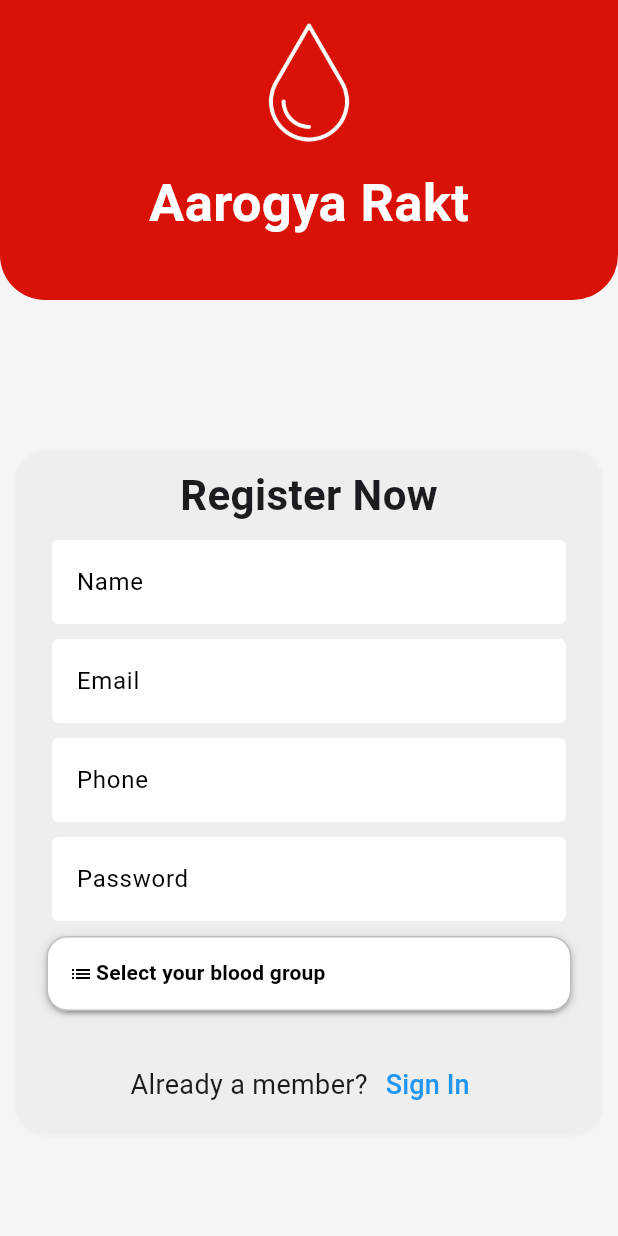
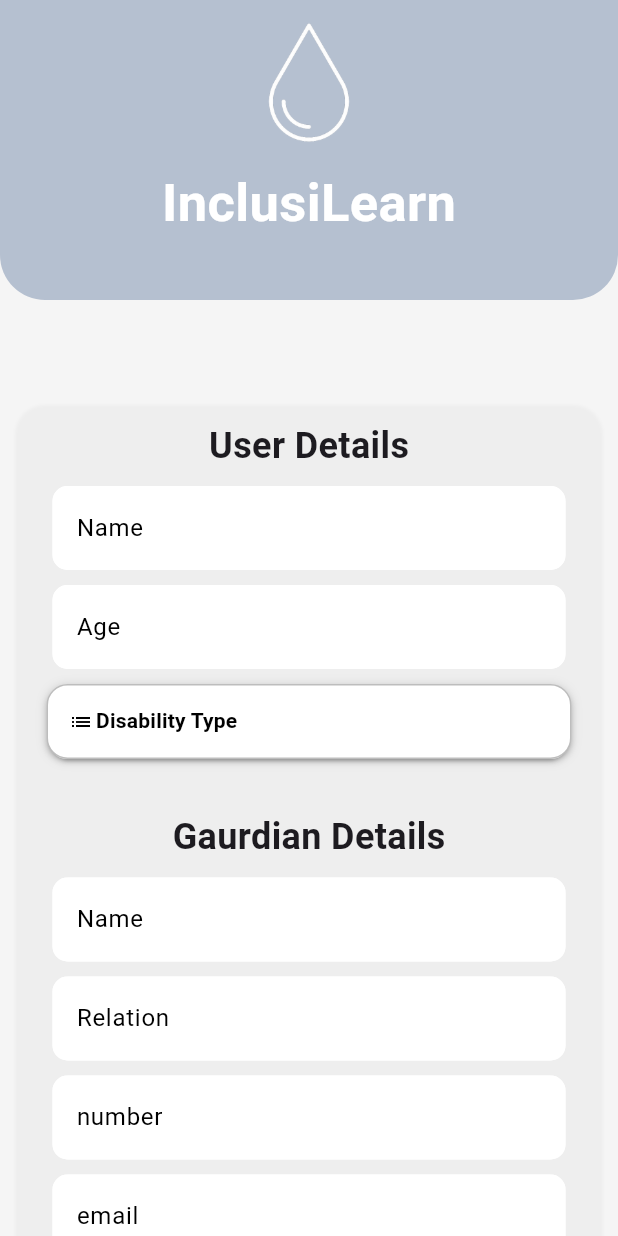
Before and after one commit to shaikhasif69/DevigniteFrontend, a Flutter app: the RegisterPage screen opened directly, on a phone screen of 412 x 824 dp. Run offline on Flutter 3.47's test engine with Material 3 defaults, Android fonts, the phone set to English and light mode, and no system bars; drawn by our look-alikes of dropdown_button2; our stand-ins replace fluttertoast, geolocator, get, google_fonts, shared_preferences; accounts and stored records are empty.

Commit message:
basic changes done now pulling for sai...

```diff
--- a/deviginite_app/lib/screens/login_screen.dart
+++ b/deviginite_app/lib/screens/login_screen.dart
@@ -6,6 +6,8 @@ import 'package:deviginite_app/utils/app_constants.dart';
 import 'package:deviginite_app/utils/button.dart';
 import 'package:deviginite_app/utils/text_field.dart';
 import 'package:get/get.dart';
+
+import 'register_screen.dart';
 
 class LoginPage extends StatefulWidget {
   LoginPage({super.key});
@@ -160,22 +162,22 @@ class _LoginPageState extends State<LoginPage> {
                                   "Not a member?",
                                   style: TextStyle(fontSize: 18),
                                 ),
-                                // TextButton(
-                                //   onPressed: () {
-                                //     Navigator.pushReplacement(
-                                //       context,
-                                //       MaterialPageRoute(
-                                //         builder: (BuildContext context) =>
-                                //             RegisterPage(),
-                                //       ),
-                                //     );
-                                //   },
-                                //   child: const Text(
-                                //     "Register now",
-                                //     style: TextStyle(
-                                //         color: Colors.blue, fontSize: 18),
-                                //   ),
-                                // )
+                                TextButton(
+                                  onPressed: () {
+                                    Navigator.pushReplacement(
+                                      context,
+                                      MaterialPageRoute(
+                                        builder: (BuildContext context) =>
+                                            RegisterPage(),
+                                      ),
+                                    );
+                                  },
+                                  child: const Text(
+                                    "Register now",
+                                    style: TextStyle(
+                                        color: Colors.blue, fontSize: 18),
+                                  ),
+                                )
                               ],
                             ),
                             const SizedBox(
--- a/deviginite_app/lib/screens/register_screen.dart
+++ b/deviginite_app/lib/screens/register_screen.dart
@@ -19,10 +19,12 @@ class RegisterPage extends StatefulWidget {
 class _RegisterPageState extends State<RegisterPage> {
   final phoneController = TextEditingController();
 
-  final emailController = TextEditingController();
+  final ageController = TextEditingController();
+  final relationController = TextEditingController();
 
   final passwordController = TextEditingController();
   final nameController = TextEditingController();
+  final emailController = TextEditingController();
 
   // void registerUser() async {
 
@@ -31,26 +33,17 @@ class _RegisterPageState extends State<RegisterPage> {
 
   // List of items in our dropdown menu
   var items = [
-    'A+',
-    'A-',
-    'B+',
-    'B-',
-    'AB+',
-    'AB-',
-    'AB-',
-    'O+',
-    'O-',
+    'Blind',
+    'Deaf',
+    'Handicapped',
+    'Others',
   ];
 
   var values = [
-    "aPositive",
-    "bPositive",
-    "bNegative",
-    "aNegative",
-    "abPositive",
-    "abNegative",
-    "oPositive",
-    "oNegative",
+    "blind",
+    "deaf",
+    "handicapped",
+    "others",
   ];
 
   @override
@@ -66,7 +59,7 @@ class _RegisterPageState extends State<RegisterPage> {
                   width: 500,
                   height: 200,
                   decoration: const BoxDecoration(
-                    color: AppConstants.themeColor,
+                    color: AppConstants.extraColor,
                     borderRadius: BorderRadius.only(
                       bottomLeft: Radius.circular(30),
                       bottomRight: Radius.circular(30),
@@ -84,7 +77,7 @@ class _RegisterPageState extends State<RegisterPage> {
                         height: 10,
                       ),
                       const Text(
-                        "Aarogya Rakt",
+                        "InclusiLearn",
                         style: TextStyle(
                             fontWeight: FontWeight.w600,
                             fontSize: 35,
@@ -98,7 +91,7 @@ class _RegisterPageState extends State<RegisterPage> {
                   ),
                 ),
                 const SizedBox(
-                  height: 90,
+                  height: 60,
                 ),
                 Padding(
                   padding: const EdgeInsets.all(10.0),
@@ -122,9 +115,9 @@ class _RegisterPageState extends State<RegisterPage> {
                               height: 10,
                             ),
                             const Text(
-                              "Register Now",
+                              "User Details",
                               style: TextStyle(
-                                fontSize: 28,
+                                fontSize: 24,
                                 fontWeight: FontWeight.w600,
                               ),
                             ),
@@ -140,28 +133,28 @@ class _RegisterPageState extends State<RegisterPage> {
                               height: 10,
                             ),
                             myTextField(
-                              controller: emailController,
-                              hintText: "Email",
+                              controller: ageController,
+                              hintText: "Age",
                               obscureText: false,
                             ),
+                            // const SizedBox(
+                            //   height: 10,
+                            // ),
+                            // myTextField(
+                            //   controller: phoneController,
+                            //   hintText: "Phone",
+                            //   obscureText: false,
+                            // ),
                             const SizedBox(
                               height: 10,
                             ),
-                            myTextField(
-                              controller: phoneController,
-                              hintText: "Phone",
-                              obscureText: false,
-                            ),
-                            const SizedBox(
-                              height: 10,
-                            ),
-                            myTextField(
-                                controller: passwordController,
-                                hintText: "Password",
-                                obscureText: true),
-                            const SizedBox(
-                              height: 10,
-                            ),
+                            // myTextField(
+                            //     controller: passwordController,
+                            //     hintText: "Password",
+                            //     obscureText: true),
+                            // const SizedBox(
+                            //   height: 10,
+                            // ),
                             DropdownButtonHideUnderline(
                               child: DropdownButton2<String>(
                                 isExpanded: true,
@@ -177,7 +170,7 @@ class _RegisterPageState extends State<RegisterPage> {
                                     ),
                                     Expanded(
                                       child: Text(
-                                        'Select your blood group',
+                                        'Disability Type',
                                         style: TextStyle(
                                           fontSize: 14,
                                           fontWeight: FontWeight.bold,
@@ -253,7 +246,44 @@ class _RegisterPageState extends State<RegisterPage> {
                                 ),
                               ),
                             ),
-
+                            //Gaurdian Deatils?
+                            const SizedBox(
+                              height: 25,
+                            ),
+                            const SizedBox(
+                              height: 10,
+                            ),
+                            const Text(
+                              "Gaurdian Details",
+                              style: TextStyle(
+                                fontSize: 24,
+                                fontWeight: FontWeight.w600,
+                              ),
+                            ),
+                            const SizedBox(
+                              height: 10,
+                            ),
+                            myTextField(
+                              controller: nameController,
+                              hintText: "Name",
+                              obscureText: false,
+                            ),
+                            const SizedBox(
+                              height: 10,
+                            ),
+                            myTextField(
+                              controller: relationController,
+                              hintText: "Relation",
+                              obscureText: false,
+                            ),
+const SizedBox(
+                              height: 10,
+                            ),
+                            myTextField(controller: phoneController, hintText: "number", obscureText: false),
+const SizedBox(
+                              height: 10,
+                            ),
+                            myTextField(controller:emailController , hintText: "email", obscureText: false),
                             //forgot password?
                             const SizedBox(
                               height: 25,
@@ -265,7 +295,7 @@ class _RegisterPageState extends State<RegisterPage> {
                             //     bool isLoggedIn =
                             //         await Authentication.registerUser(
                             //       nameController.text,
-                            //       emailController.text,
+                            //       ageController.text,
                             //       phoneController.text,
                             //       passwordController.text,
                             //       selectedValue,
--- a/deviginite_app/lib/utils/text_field.dart
+++ b/deviginite_app/lib/utils/text_field.dart
@@ -1,19 +1,30 @@
 import 'package:flutter/material.dart';
 
 class myTextField extends StatelessWidget {
-  final controller;
-  final hintText;
-  final obscureText;
-  myTextField(
-      {super.key,
+  final TextEditingController controller;
+  final String hintText;
+  final bool obscureText;
+
+  myTextField({
+    Key? key,
     required this.controller,
     required this.hintText,
-      required this.obscureText});
+    required this.obscureText,
+  }) : super(key: key);
 
   @override
   Widget build(BuildContext context) {
     return Padding(
       padding: const EdgeInsets.symmetric(horizontal: 25.0),
+      child: Container(
+        decoration: BoxDecoration(
+          borderRadius: BorderRadius.circular(20),
+        ),
+        child: Container(
+          decoration: BoxDecoration(
+            borderRadius: BorderRadius.circular(10), // Apply border radius here
+            color: Colors.grey[200], // Background color of the text field
+          ),
           child: TextField(
             controller: controller,
             obscureText: obscureText,
@@ -22,12 +33,19 @@ class myTextField extends StatelessWidget {
               hintStyle: TextStyle(
                 color: Colors.black,
               ),
-            enabledBorder:
-                OutlineInputBorder(borderSide: BorderSide(color: Colors.white)),
+              enabledBorder: OutlineInputBorder(
+                borderSide: BorderSide(color: Colors.white),
+                borderRadius: BorderRadius.circular(10), // Match the container's border radius
+              ),
               focusedBorder: OutlineInputBorder(
-                borderSide: BorderSide(color: Colors.grey.shade400)),
+                borderSide: BorderSide(color: Colors.grey.shade400),
+                borderRadius: BorderRadius.circular(10), // Match the container's border radius
+              ),
               fillColor: Colors.white,
-            filled: true),
+              filled: true,
+            ),
+          ),
+        ),
       ),
     );
   }
```
Also changed, not shown: 1 other file. Lines whose indentation alone changed are shown as unchanged.
